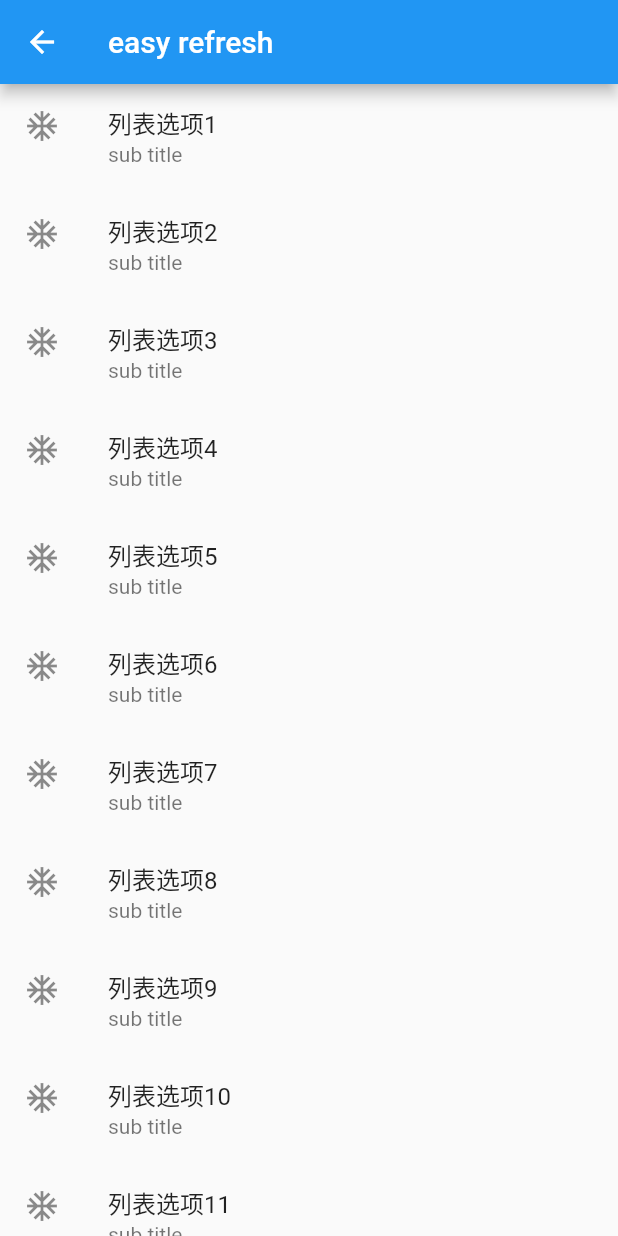
After one commit to yanhuomili/flutter_layout_demo, a Flutter app: the EasyResreshPage screen opened directly, on a phone screen of 412 x 824 dp. The commit adds this screen. Run offline on Flutter 3.47's test engine with Material 2 defaults, Android fonts, the phone set to English and light mode, and no system bars; our stand-ins replace flutter_easyrefresh.

Commit message:
上拉加载插件

```diff
--- /dev/null
+++ b/layout_demo01/lib/pages/easy_refresh.dart
@@ -0,0 +1,70 @@
+import 'dart:async';
+
+import 'package:flutter/material.dart';
+import 'package:flutter_easyrefresh/easy_refresh.dart';
+import 'package:flutter_easyrefresh/ball_pulse_header.dart';
+import 'package:flutter_easyrefresh/bezier_bounce_footer.dart';
+
+class EasyResreshPage extends StatefulWidget {
+  EasyResreshPage({Key key}) : super(key: key);
+
+  @override
+  _EasyResreshPageState createState() => _EasyResreshPageState();
+}
+
+class _EasyResreshPageState extends State<EasyResreshPage> {
+  EasyRefreshController _easyRefreshController;
+
+  void getData()async{
+
+  }
+
+  @override
+  void initState() {
+    super.initState();
+    _easyRefreshController = EasyRefreshController();
+  }
+
+  @override
+  Widget build(BuildContext context) {
+    return Scaffold(
+      appBar: AppBar(
+        title: Text('easy refresh'),
+      ),
+      body: Container(
+        child: EasyRefresh(
+          controller: _easyRefreshController,
+          enableControlFinishLoad: true,
+          enableControlFinishRefresh: true,
+          header: BallPulseHeader(), // header和footer可以自定义，或者选择插件提供的样式
+          footer: BezierBounceFooter(),
+          onRefresh: ()async{
+            /* finishRefresh需要延迟执行，否则无效 */
+            Timer(Duration(seconds: 2),(){
+              _easyRefreshController.finishRefresh(success:true);
+            });
+            print('下拉刷线');
+          },
+          onLoad: () async{
+            /* finishLoad需要延迟执行，否则无效 */
+            Timer(Duration(seconds: 2),(){
+              _easyRefreshController.finishLoad(success:true,noMore:false);
+            });
+            print('上拉加载');
+          },
+          child: ListView.builder(
+            itemCount: 20,
+            itemBuilder: (BuildContext context, int index) {
+            return ListTile(
+              title: Text('列表选项${index+1}'),
+              leading: Icon(Icons.ac_unit),
+              subtitle: Text('sub title'),
+            );
+           },
+          ),
+
+        )
+      )
+    );
+  }
+}
--- a/layout_demo01/lib/pages/home.dart
+++ b/layout_demo01/lib/pages/home.dart
@@ -1,6 +1,7 @@
 import 'package:flutter/material.dart';
 import 'package:layout_demo01/pages/bottom_navigation_bar.dart';
 import 'package:layout_demo01/pages/bottom_navigation_bar2.dart';
+import 'package:layout_demo01/pages/easy_refresh.dart';
 import 'package:layout_demo01/pages/expansion_list.dart';
 import 'package:layout_demo01/pages/expansion_panel_list.dart';
 import 'package:layout_demo01/pages/grid_view.dart';
@@ -34,6 +35,7 @@ class _HomePageState extends State<HomePage> {
     {'title':'expansionPanel','route':ExpansionPanelPage()},
     {'title':'scroll_view','route':GridViewPage()},
     {'title':'toolTip','route':ToolTipPage()},
+    {'title':'easyRefresh','route':EasyResreshPage()}
   ];
 
   @override
--- a/layout_demo01/pubspec.yaml
+++ b/layout_demo01/pubspec.yaml
@@ -23,6 +23,7 @@ dependencies:
   # The following adds the Cupertino Icons font to your application.
   # Use with the CupertinoIcons class for iOS style icons.
   cupertino_icons: ^0.1.2
+  flutter_easyrefresh: ^2.0.9
 
 dev_dependencies:
   flutter_test:
```
Also changed, not shown: layout_demo01/lib/pages/tool_tip.dart (+26 -1 lines), layout_demo01/pubspec.lock.
